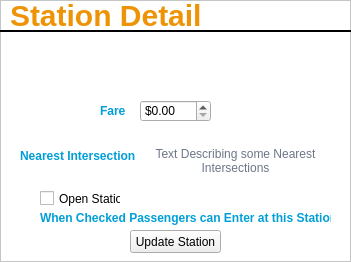
alishan-kaisani/CS4400-GUI, file app/ui/stationDetail.ui: the form before one commit.
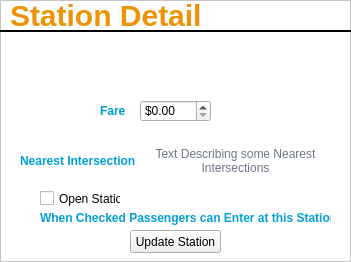
The form after the commit. Icons and pictures are not drawn.

The edit to the form file:
```diff
--- a/app/ui/stationDetail.ui
+++ b/app/ui/stationDetail.ui
@@ -37,14 +37,14 @@
      <x>260</x>
      <y>40</y>
      <width>81</width>
-     <height>41</height>
+     <height>51</height>
     </rect>
    </property>
    <property name="autoFillBackground">
     <bool>false</bool>
    </property>
    <property name="styleSheet">
-    <string notr="true">#stopIdLabel {color: #eecb06; font-size: 12pt; font-weight: normal; background-color: transparent}</string>
+    <string notr="true">#stopIdLabel {color: #eecb06; font-size: 15px; font-weight: bold; background-color: transparent}</string>
    </property>
    <property name="text">
     <string/>
@@ -180,7 +180,7 @@
      <x>20</x>
      <y>140</y>
      <width>121</width>
-     <height>31</height>
+     <height>41</height>
     </rect>
    </property>
    <property name="text">
```
Left out of the diff: 2 changed lines with no effect on the pictures.
